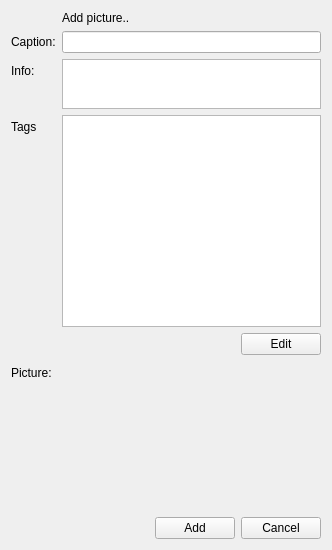
The window that client/uiforms/picture_add.ui (Wolframe/configurator) describes before a commit, drawn with Qt 5.
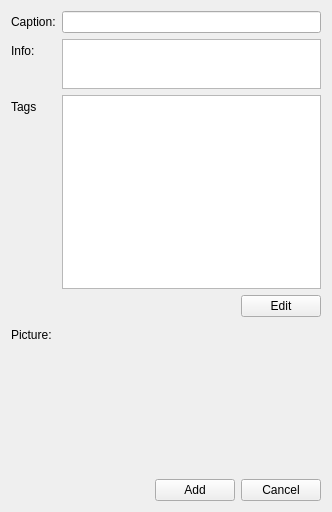
The same window after the commit. Icons and pictures are not drawn. Custom widgets are drawn as their Qt base class.

What changed in the file:
```diff
--- a/client/uiforms/picture_add.ui
+++ b/client/uiforms/picture_add.ui
@@ -7,7 +7,7 @@
     <x>0</x>
     <y>0</y>
     <width>332</width>
-    <height>550</height>
+    <height>512</height>
    </rect>
   </property>
   <property name="windowTitle">
@@ -18,23 +18,6 @@
     <enum>QFormLayout::AllNonFixedFieldsGrow</enum>
    </property>
    <item row="0" column="0">
-    <widget class="QLabel" name="label">
-     <property name="text">
-      <string/>
-     </property>
-     <property name="pixmap">
-      <pixmap resource="../configurator.qrc">:/images/picture_add.png</pixmap>
-     </property>
-    </widget>
-   </item>
-   <item row="0" column="1">
-    <widget class="QLabel" name="label_2">
-     <property name="text">
-      <string>Add picture..</string>
-     </property>
-    </widget>
-   </item>
-   <item row="1" column="0">
     <widget class="QLabel" name="label_caption">
      <property name="text">
       <string>Caption:</string>
@@ -44,14 +27,14 @@
      </property>
     </widget>
    </item>
-   <item row="1" column="1">
+   <item row="0" column="1">
     <widget class="QLineEdit" name="caption">
      <property name="initialFocus" stdset="0">
       <bool>true</bool>
      </property>
     </widget>
    </item>
-   <item row="2" column="0">
+   <item row="1" column="0">
     <widget class="QLabel" name="label_info">
      <property name="text">
       <string>Info:</string>
@@ -61,7 +44,7 @@
      </property>
     </widget>
    </item>
-   <item row="2" column="1">
+   <item row="1" column="1">
     <widget class="QPlainTextEdit" name="info">
      <property name="maximumSize">
       <size>
@@ -71,7 +54,7 @@
      </property>
     </widget>
    </item>
-   <item row="3" column="0">
+   <item row="2" column="0">
     <widget class="QLabel" name="label_tags">
      <property name="text">
       <string>Tags</string>
@@ -81,7 +64,7 @@
      </property>
     </widget>
    </item>
-   <item row="3" column="1">
+   <item row="2" column="1">
     <widget class="QListWidget" name="tags">
      <property name="alternatingRowColors">
       <bool>true</bool>
@@ -109,7 +92,7 @@
      </property>
     </widget>
    </item>
-   <item row="4" column="1">
+   <item row="3" column="1">
     <layout class="QHBoxLayout" name="horizontalLayout_2">
      <item>
       <spacer name="horizontalSpacer_2">
@@ -136,7 +119,7 @@
      </item>
     </layout>
    </item>
-   <item row="5" column="0">
+   <item row="4" column="0">
     <widget class="QLabel" name="label_picture">
      <property name="text">
       <string>Picture:</string>
@@ -146,7 +129,7 @@
      </property>
     </widget>
    </item>
-   <item row="5" column="1">
+   <item row="4" column="1">
     <widget class="PictureChooser" name="image">
      <property name="minimumSize">
       <size>
@@ -159,7 +142,7 @@
      </property>
     </widget>
    </item>
-   <item row="6" column="1">
+   <item row="5" column="1">
     <layout class="QHBoxLayout" name="horizontalLayout">
      <item>
       <spacer name="horizontalSpacer">
```
Left out of the diff: 4 changed lines with no effect on the pictures.
